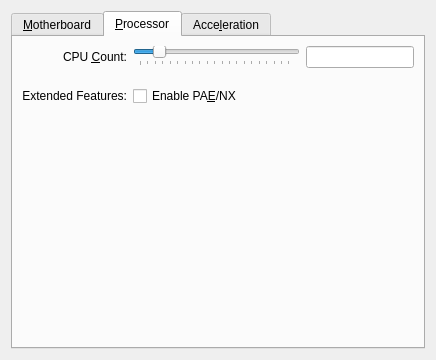
This is vbox/src/VBox/Frontends/VirtualBox/ui/VBoxVMSettingsSystem.ui in jljuxgm/vboxgit as Qt 5 draws it before an edit. The edited form follows.
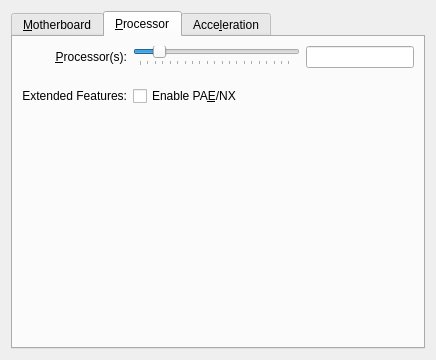
This is the edited form. The open tabs and pages were chosen to show the change. Icons and pictures are not drawn. Custom widgets are drawn as their Qt base class.

Commit message:
commit_19864 ------------------------------------------------------------------------ r19864 | vboxsync | 2009-05-20 21:01:44 +0800 (Wed, 20 May 2009) | 1 line
FE/Qt4: 3875: Guest SMP settings - some wording for processor's slider.
------------------------------------------------------------------------

Diff of the .ui file:
```diff
--- a/vbox/src/VBox/Frontends/VirtualBox/ui/VBoxVMSettingsSystem.ui
+++ b/vbox/src/VBox/Frontends/VirtualBox/ui/VBoxVMSettingsSystem.ui
@@ -379,7 +379,7 @@
           </sizepolicy>
          </property>
          <property name="text" >
-          <string>CPU &amp;Count:</string>
+          <string>&amp;Processor(s):</string>
          </property>
          <property name="alignment" >
           <set>Qt::AlignRight|Qt::AlignTrailing|Qt::AlignVCenter</set>
```
The commit also changes 2 other files.
